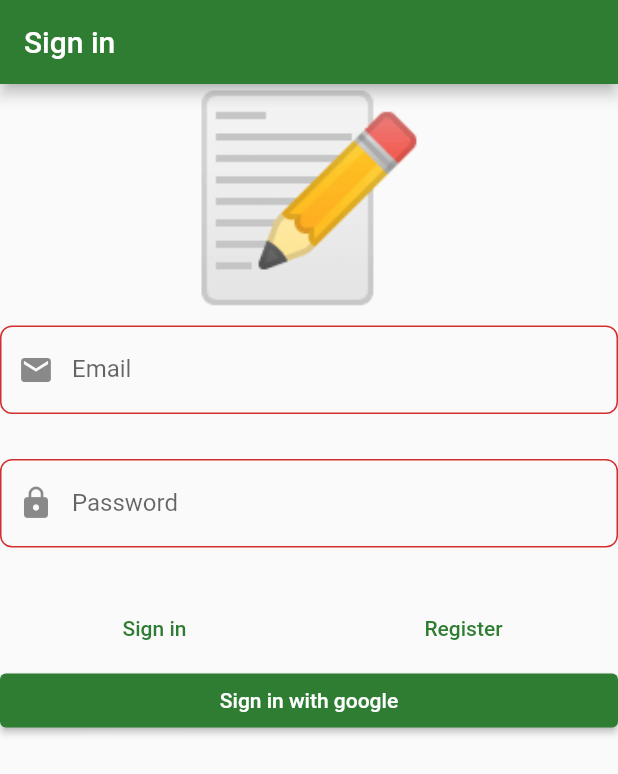
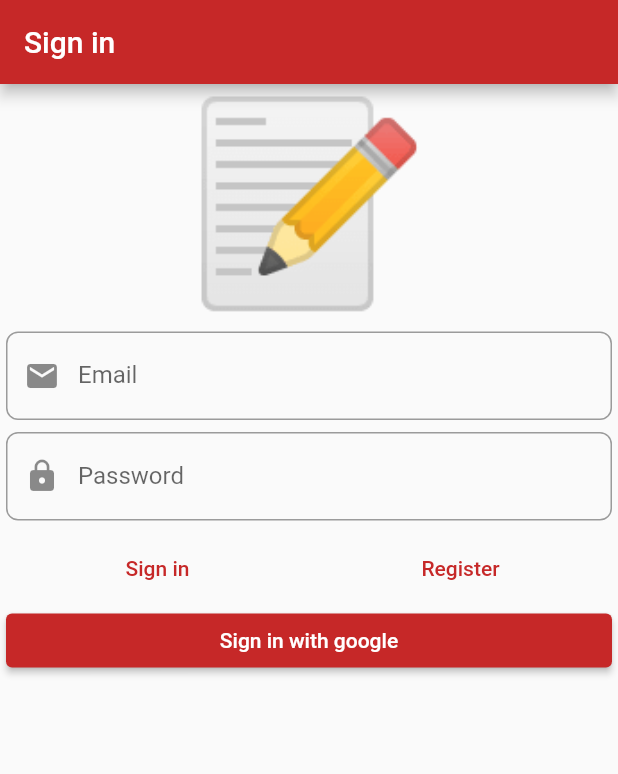
Before and after one commit to juan-campuzano/notes_app, a Flutter app: the screen it shows after launch, on a phone screen of 412 x 824 dp. Shown: the top 774 px of the screen. Run offline on Flutter 3.47's test engine with Material 2 defaults, Android fonts, the phone set to English and light mode, and no system bars; our stand-ins replace bloc, dartz, firebase_auth, firebase_core, flutter_bloc, freezed_annotation and 3 more; accounts and stored records are empty.

Commit message:
feat: upgrade to flutter 3.7.1

```diff
--- a/lib/presentation/core/app_widget.dart
+++ b/lib/presentation/core/app_widget.dart
@@ -4,17 +4,17 @@ import 'package:flutter/material.dart';
 class AppWiget extends StatelessWidget {
   const AppWiget({Key? key}) : super(key: key);
 
-
   @override
   Widget build(BuildContext context) {
     return MaterialApp(
       title: 'Notes App',
       theme: ThemeData.light().copyWith(
-        colorScheme: ThemeData().colorScheme.copyWith(secondary: Colors.blueAccent, primary: Colors.green[800]),
-        inputDecorationTheme: InputDecorationTheme(
-          border: OutlineInputBorder(borderRadius: BorderRadius.circular(8))
-        )
-      ),
+          colorScheme: ThemeData()
+              .colorScheme
+              .copyWith(secondary: Colors.blueAccent, primary: Colors.red[800]),
+          inputDecorationTheme: InputDecorationTheme(
+              border:
+                  OutlineInputBorder(borderRadius: BorderRadius.circular(8)))),
       debugShowCheckedModeBanner: false,
       home: const SignInPage(),
     );
--- a/lib/presentation/sign_in/widgets/sign_in_form.dart
+++ b/lib/presentation/sign_in/widgets/sign_in_form.dart
@@ -10,8 +10,9 @@ class SignInForm extends StatelessWidget {
     return BlocConsumer<SignInFormBloc, SignInFormState>(
         builder: (context, state) {
           return Form(
-            autovalidateMode: AutovalidateMode.always,
+            autovalidateMode: AutovalidateMode.disabled,
             child: ListView(
+              padding: const EdgeInsets.all(4.0),
               children: [
                 const Text(
                   "📝",
```
Also changed, not shown: pubspec.lock, 5 other files.
